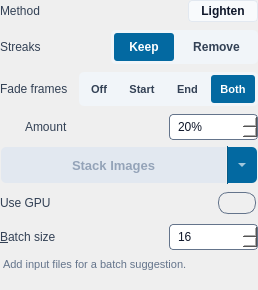
Before: the Qt Designer form src/startrails/ui/step_stack_images.ui in gkyle/startrails, drawn with Qt 5.
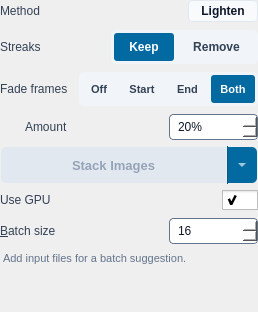
After: the same form once the commit is applied. Icons and pictures are not drawn.

What changed in the file:
```diff
--- a/src/startrails/ui/step_stack_images.ui
+++ b/src/startrails/ui/step_stack_images.ui
@@ -2,6 +2,14 @@
 <ui version="4.0">
  <class>StackSettings</class>
  <widget class="QWidget" name="StackSettings">
+  <property name="geometry">
+   <rect>
+    <x>0</x>
+    <y>0</y>
+    <width>258</width>
+    <height>312</height>
+   </rect>
+  </property>
   <layout class="QVBoxLayout" name="layout">
    <property name="spacing">
     <number>6</number>
@@ -460,15 +468,6 @@
     </layout>
    </item>
    <item>
-    <widget class="QWidget" name="advancedBody">
-     <property name="visible">
-      <bool>true</bool>
-     </property>
-     <property name="styleSheet">
-      <string notr="true">QWidget#advancedBody {
-    background: transparent;
-}</string>
-     </property>
      <layout class="QVBoxLayout" name="advancedLayout">
       <property name="spacing">
        <number>6</number>
@@ -515,13 +514,10 @@
            <string>Use GPU for stacking</string>
           </property>
           <property name="styleSheet">
-           <string notr="true">QCheckBox#useGPU { spacing: 0px;
-    border: 2px solid transparent;
-}
-QCheckBox#useGPU::indicator { width: 36px; height: 20px;  border: 1px solid #64748b; border-radius: 10px; }
-QCheckBox#useGPU::indicator:unchecked { image: url(:/startrails/ui/switch_off.png); }
-QCheckBox#useGPU::indicator:checked { image: url(:/startrails/ui/switch_on.png); }
-QCheckBox#useGPU:focus:enabled { border-color: #0f172a; }</string>
+          <string notr="true">QCheckBox#useGPU { spacing: 0px;}
+QCheckBox#useGPU::indicator { width: 36px; height: 20px; }
+QCheckBox#useGPU::indicator:unchecked { image: url(:/startrails/ui/switch_off.svg); }
+QCheckBox#useGPU::indicator:checked { image: url(:/startrails/ui/switch_on.svg); }</string>
           </property>
           <property name="text">
            <string/>
@@ -601,7 +597,6 @@
        </widget>
       </item>
      </layout>
-    </widget>
    </item>
    <item>
     <widget class="QLabel" name="error">
```
Left out of the diff: 2 changed lines with no effect on the pictures. Lines whose indentation alone changed are shown as unchanged.
